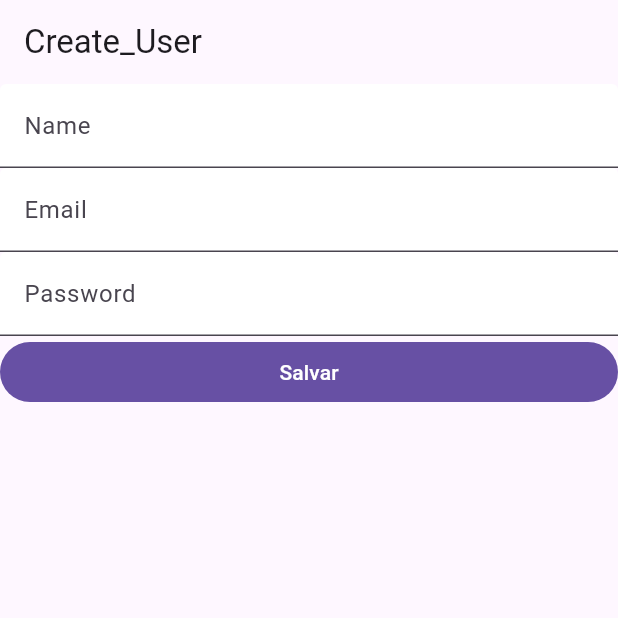
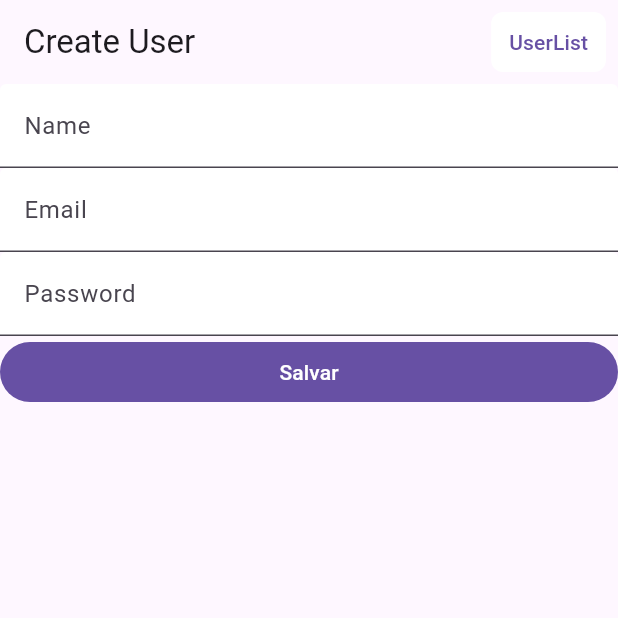
Before and after one commit to arthurccp/crud-flutter, a Flutter app: the screen it shows after launch, on a phone screen of 412 x 824 dp, the top half of it. Run offline on Flutter 3.47's test engine with Material 3 defaults, Android fonts, the phone set to English and light mode, and no system bars.

Commit message:
bug edit users fix

```diff
--- a/lib/user_form.dart
+++ b/lib/user_form.dart
@@ -11,30 +11,59 @@ class UserForm extends StatefulWidget {
 }
 
 class _UserFormState extends State<UserForm> {
+  String title = "Create User";
   TextEditingController controllerName = TextEditingController();
   TextEditingController controllerEmail = TextEditingController();
   TextEditingController controllerPassword = TextEditingController();
 
   @override
   Widget build(BuildContext context) {
+    UserProvider userProvider = UserProvider.of(context) as UserProvider;
+
+    int? index;
+    if (userProvider.indexUser != null) {
+      index = userProvider.indexUser;
+      controllerName.text = userProvider.userSelected!.name;
+      controllerEmail.text = userProvider.userSelected!.email;
+      controllerPassword.text = userProvider.userSelected!.password;
+      print("save");
+      setState(() {
+        this.title = "Edit User";
+      });
+    }
     void save() {
-      UserProvider userProvider = UserProvider.of(context) as UserProvider;
-
       User user = User(
           name: controllerName.text,
           email: controllerEmail.text,
           password: controllerPassword.text);
 
-      int usersLength = userProvider.users.length;
-
-      userProvider.users.insert(usersLength, user);
+      if (index != null) {
+        userProvider.users[index] = user;
+      } else {
+        int usersLength = userProvider.users.length;
+        userProvider.users.insert(usersLength, user);
+      }
 
       Navigator.popAndPushNamed(context, "/List");
     }
 
     return Scaffold(
       appBar: AppBar(
-        title: Text("Create_User"),
+        title: Text(this.title),
+        actions: [
+          Container(
+            child: TextButton(
+              child: Text("UserList"),
+              onPressed: () {
+                Navigator.popAndPushNamed(context, "/List");
+              },
+            ),
+            decoration: BoxDecoration(
+                color: Colors.white,
+                borderRadius: BorderRadius.all(Radius.circular(8))),
+            margin: EdgeInsets.all(8),
+          )
+        ],
       ),
       body: Center(
         child: Column(
--- a/lib/user_provider.dart
+++ b/lib/user_provider.dart
@@ -4,6 +4,8 @@ import 'package:meu_app/user.dart';
 class UserProvider extends InheritedWidget {
   final Widget child;
   List<User> users = [];
+  User? userSelected;
+  int? indexUser;
 
   UserProvider({
     required this.child,
@@ -16,5 +18,4 @@ class UserProvider extends InheritedWidget {
   bool updateShouldNotify(UserProvider widget) {
     return true;
   }
-
 }
```
Also changed, not shown: lib/user_list.dart (+14 -1 lines).
